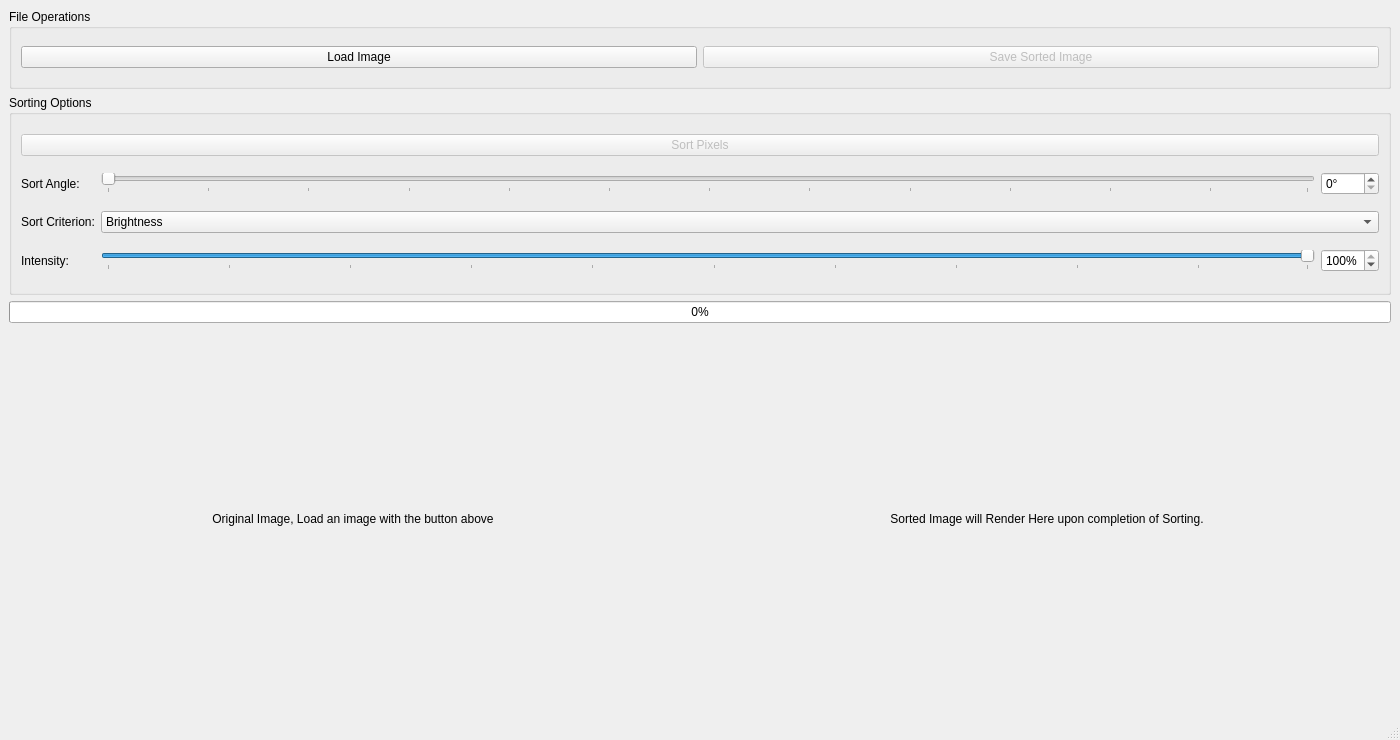
This is ui/main_window.ui in evolvewithevan/pixfuck as Qt 5 draws it before an edit. The edited form follows.
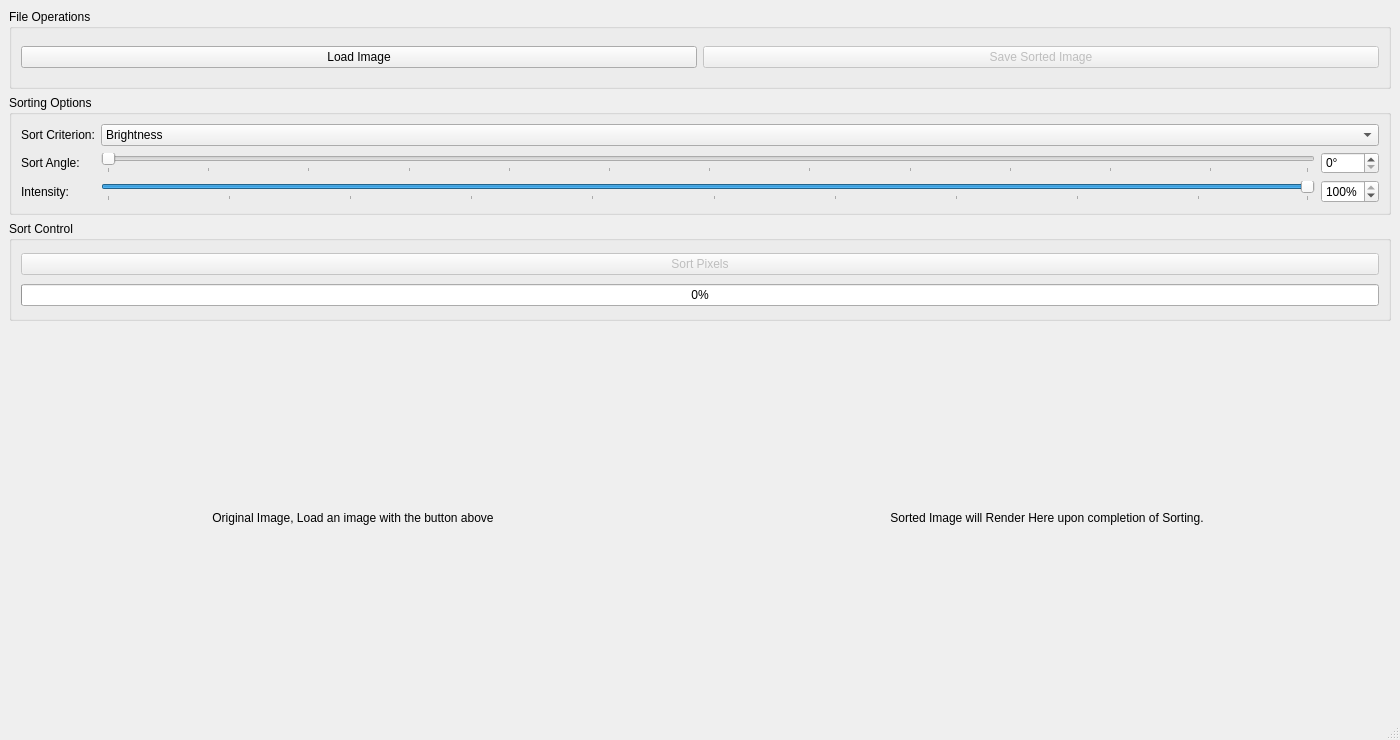
This is the edited form.

Commit message: move ui elements

The edit to the form file:
```diff
--- a/ui/main_window.ui
+++ b/ui/main_window.ui
@@ -52,23 +52,49 @@
       <property name="maximumSize">
        <size>
         <width>16777215</width>
-        <height>200</height>
+        <height>120</height>
        </size>
       </property>
       <property name="title">
        <string>Sorting Options</string>
       </property>
       <layout class="QGridLayout" name="gridLayout">
-       <item row="0" column="0" colspan="3">
-        <widget class="QPushButton" name="sort_button">
-         <property name="enabled">
-          <bool>false</bool>
-         </property>
+       <item row="0" column="0">
+        <widget class="QLabel" name="criteria_label">
          <property name="text">
-          <string>Sort Pixels</string>
+          <string>Sort Criterion:</string>
          </property>
         </widget>
        </item>
+       <item row="0" column="1" colspan="2">
+        <widget class="QComboBox" name="criteria_combo">
+         <item>
+          <property name="text">
+           <string>Brightness</string>
+          </property>
+         </item>
+         <item>
+          <property name="text">
+           <string>Hue</string>
+          </property>
+         </item>
+         <item>
+          <property name="text">
+           <string>Saturation</string>
+          </property>
+         </item>
+         <item>
+          <property name="text">
+           <string>Intensity</string>
+          </property>
+         </item>
+         <item>
+          <property name="text">
+           <string>Minimum</string>
+          </property>
+         </item>
+        </widget>
+       </item>
        <item row="1" column="0">
         <widget class="QLabel" name="angle_label">
          <property name="text">
@@ -115,49 +141,13 @@
         </widget>
        </item>
        <item row="2" column="0">
-        <widget class="QLabel" name="criteria_label">
-         <property name="text">
-          <string>Sort Criterion:</string>
-         </property>
-        </widget>
-       </item>
-       <item row="2" column="1" colspan="2">
-        <widget class="QComboBox" name="criteria_combo">
-         <item>
-          <property name="text">
-           <string>Brightness</string>
-          </property>
-         </item>
-         <item>
-          <property name="text">
-           <string>Hue</string>
-          </property>
-         </item>
-         <item>
-          <property name="text">
-           <string>Saturation</string>
-          </property>
-         </item>
-         <item>
-          <property name="text">
-           <string>Intensity</string>
-          </property>
-         </item>
-         <item>
-          <property name="text">
-           <string>Minimum</string>
-          </property>
-         </item>
-        </widget>
-       </item>
-       <item row="3" column="0">
         <widget class="QLabel" name="intensity_label">
          <property name="text">
           <string>Intensity:</string>
          </property>
         </widget>
        </item>
-       <item row="3" column="1">
+       <item row="2" column="1">
         <widget class="QSlider" name="intensity_slider">
          <property name="minimum">
           <number>1</number>
@@ -179,7 +169,7 @@
          </property>
         </widget>
        </item>
-       <item row="3" column="2">
+       <item row="2" column="2">
         <widget class="QSpinBox" name="intensity_value_label">
          <property name="suffix">
           <string>%</string>
@@ -199,10 +189,35 @@
      </widget>
     </item>
     <item>
-     <widget class="QProgressBar" name="progress_bar">
-      <property name="value">
-       <number>0</number>
+     <widget class="QGroupBox" name="sort_control_group">
+      <property name="maximumSize">
+       <size>
+        <width>16777215</width>
+        <height>100</height>
+       </size>
       </property>
+      <property name="title">
+       <string>Sort Control</string>
+      </property>
+      <layout class="QVBoxLayout" name="verticalLayout_2">
+       <item>
+        <widget class="QPushButton" name="sort_button">
+         <property name="enabled">
+          <bool>false</bool>
+         </property>
+         <property name="text">
+          <string>Sort Pixels</string>
+         </property>
+        </widget>
+       </item>
+       <item>
+        <widget class="QProgressBar" name="progress_bar">
+         <property name="value">
+          <number>0</number>
+         </property>
+        </widget>
+       </item>
+      </layout>
      </widget>
     </item>
     <item>
```
